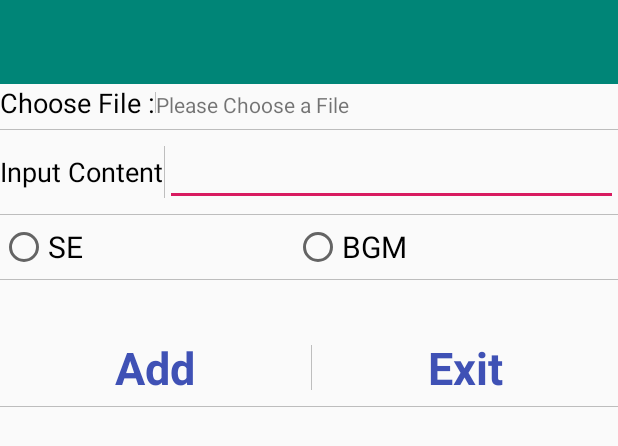
After one commit to kotoar/bgmse, an Android app: the layout add_items.xml on its own in the app's theme, with its tools: preview values and no code run, on a phone screen of 412 x 824 dp. The commit adds this screen. Shown: the top 446 px of the screen. Run offline under Robolectric (Android 15) with nearby library versions, the phone set to English and light mode, and no system bars.

Commit message:
add music init (UI)

```diff
--- a/app/src/main/java/com/kanae/bgmse/MainActivity.java
+++ b/app/src/main/java/com/kanae/bgmse/MainActivity.java
@@ -2,6 +2,7 @@ package com.kanae.bgmse;
 
 import android.app.Activity;
 import android.content.Context;
+import android.content.Intent;
 import android.content.pm.PackageManager;
 import android.os.Bundle;
 
@@ -18,6 +19,7 @@ import android.view.Menu;
 import android.view.MenuItem;
 import android.view.View;
 
+import com.kanae.bgmse.file.FileAddActivity;
 import com.kanae.bgmse.magnet.Magnet;
 import com.kanae.bgmse.ui.main.SectionsPagerAdapter;
 
@@ -60,6 +62,15 @@ public class MainActivity extends AppCompatActivity {
         main_path = Environment.getExternalStorageDirectory().getAbsolutePath() + "/bgmse";
         initFile();
 
+    }
+
+
+
+
+    public void callAddNew(){
+        Intent intent = new Intent();
+        intent.setClass(MainActivity.this, FileAddActivity.class);
+        startActivity(intent);
     }
 
     private void initViewPager(){
--- a/app/src/main/java/com/kanae/bgmse/ui/main/Fragment3.java
+++ b/app/src/main/java/com/kanae/bgmse/ui/main/Fragment3.java
@@ -1,12 +1,16 @@
 package com.kanae.bgmse.ui.main;
 
+import android.content.Intent;
 import android.os.Bundle;
 import android.view.LayoutInflater;
 import android.view.View;
 import android.view.ViewGroup;
+import android.widget.Button;
 import android.widget.ListView;
 
+import com.kanae.bgmse.MainActivity;
 import com.kanae.bgmse.R;
+import com.kanae.bgmse.file.FileAddActivity;
 import com.kanae.bgmse.magnet.Magnet;
 
 import java.util.ArrayList;
@@ -24,11 +28,9 @@ public class Fragment3 extends Fragment {
 
     //private MagnetAdapter magnetAdapter;
     private List<Magnet> magnetList = new ArrayList<>();
-    private ListView magnetListView;
-    //private FragmentRefreshFmInVpBinding binding;
 
+    Button seg3Button1;
 
-    private int cursel;
     private int getIndex(){
         int index = 1;
         if (getArguments() != null) {
@@ -49,10 +51,6 @@ public class Fragment3 extends Fragment {
     @Override
     public void onCreate(Bundle savedInstanceState) {
         super.onCreate(savedInstanceState);
-        cursel = getIndex();
-        //magnetAdapter = new MagnetAdapter(getActivity(),R.layout.magnet,magnetList);
-
-
 
     }
 
@@ -60,12 +58,20 @@ public class Fragment3 extends Fragment {
     public View onCreateView(
             @NonNull LayoutInflater inflater, ViewGroup container,
             Bundle savedInstanceState) {
-        cursel = getIndex();
         View view = inflater.inflate(R.layout.fragment_tab3, container, false);
+        seg3Button1 = view.findViewById(R.id.seg3button1);
+        seg3Button1.setOnClickListener(new View.OnClickListener() {
+            @Override
+            public void onClick(View v) {
+                ((MainActivity) getActivity()).callAddNew();
+            }
+        });
 
         return view;
 
     }
+
+
 
     private void initView(){
         for(int i=0;i<20;i++){
--- /dev/null
+++ b/app/src/main/res/layout-qwerty/add_items.xml
@@ -0,0 +1,96 @@
+<?xml version="1.0" encoding="utf-8"?>
+<LinearLayout xmlns:android="http://schemas.android.com/apk/res/android"
+    android:orientation="vertical" android:layout_width="match_parent"
+    android:layout_height="match_parent">
+
+    <androidx.appcompat.widget.Toolbar
+        android:id="@+id/toolbar"
+        android:layout_width="match_parent"
+        android:layout_height="wrap_content"
+        android:background="?attr/colorPrimary"
+        android:minHeight="?attr/actionBarSize"
+        android:theme="?attr/actionBarTheme" />
+
+    <LinearLayout
+        android:layout_width="match_parent"
+        android:layout_height="wrap_content"
+        android:orientation="horizontal">
+
+        <TextView
+            android:id="@+id/text_cap_choose_path"
+            android:layout_width="wrap_content"
+            android:layout_height="wrap_content"
+            android:text="@string/cap_choose_path"
+            android:textColor="#000000"
+            android:textSize="18sp" />
+
+        <TextView
+            android:id="@+id/text_init_choose_path"
+            android:layout_width="match_parent"
+            android:layout_height="wrap_content"
+            android:text="@string/init_choose_path" />
+    </LinearLayout>
+
+    <LinearLayout
+        android:layout_width="match_parent"
+        android:layout_height="wrap_content"
+        android:orientation="horizontal">
+
+        <TextView
+            android:id="@+id/text_cap_input_content"
+            android:layout_width="263dp"
+            android:layout_height="wrap_content"
+            android:layout_weight="1"
+            android:text="@string/cap_input_content"
+            android:textColor="#000000"
+            android:textSize="18sp" />
+
+        <EditText
+            android:id="@+id/text_init_input_content"
+            android:layout_width="match_parent"
+            android:layout_height="wrap_content"
+            android:layout_weight="1"
+            android:maxLength="50"
+            android:hint="@string/init_input_content"
+             />
+    </LinearLayout>
+
+    <LinearLayout
+        android:layout_width="match_parent"
+        android:layout_height="wrap_content"
+        android:orientation="horizontal">
+
+        <RadioButton
+            android:id="@+id/radioButton3"
+            android:layout_width="wrap_content"
+            android:layout_height="wrap_content"
+            android:layout_weight="1"
+            android:text="RadioButton" />
+
+        <RadioButton
+            android:id="@+id/radioButton4"
+            android:layout_width="wrap_content"
+            android:layout_height="wrap_content"
+            android:layout_weight="1"
+            android:text="RadioButton" />
+
+    </LinearLayout>
+
+    <LinearLayout
+        android:layout_width="match_parent"
+        android:layout_height="match_parent"
+        android:orientation="horizontal">
+
+        <Space
+            android:layout_width="wrap_content"
+            android:layout_height="wrap_content"
+            android:layout_weight="1" />
+
+        <TextView
+            android:id="@+id/text_add_items_exit"
+            android:layout_width="wrap_content"
+            android:layout_height="wrap_content"
+            android:layout_weight="1"
+            android:text="@string/add_items_exit" />
+    </LinearLayout>
+</LinearLayout>
--- a/app/src/main/res/layout/activity_main.xml
+++ b/app/src/main/res/layout/activity_main.xml
@@ -36,4 +36,11 @@
         android:layout_height="match_parent"
         app:layout_behavior="@string/appbar_scrolling_view_behavior" />
 
+    <com.google.android.material.floatingactionbutton.FloatingActionButton
+        android:id="@+id/fab"
+        android:layout_width="32dp"
+        android:layout_height="33dp"
+        android:layout_gravity="bottom|end"
+        android:layout_margin="@dimen/fab_margin"
+        app:srcCompat="@android:drawable/ic_dialog_email" />
 </androidx.coordinatorlayout.widget.CoordinatorLayout>
--- /dev/null
+++ b/app/src/main/res/layout/add_items.xml
@@ -0,0 +1,162 @@
+<?xml version="1.0" encoding="utf-8"?>
+<LinearLayout xmlns:android="http://schemas.android.com/apk/res/android"
+    android:orientation="vertical" android:layout_width="match_parent"
+    android:layout_height="match_parent">
+
+    <androidx.appcompat.widget.Toolbar
+        android:id="@+id/toolbar"
+        android:layout_width="match_parent"
+        android:layout_height="wrap_content"
+        android:background="?attr/colorPrimary"
+        android:minHeight="?attr/actionBarSize"
+        android:theme="?attr/actionBarTheme" />
+
+    <LinearLayout
+        android:layout_width="match_parent"
+        android:layout_height="wrap_content"
+        android:orientation="horizontal">
+
+        <TextView
+            android:id="@+id/text_cap_choose_path"
+            android:layout_width="wrap_content"
+            android:layout_height="wrap_content"
+            android:text="@string/cap_choose_path"
+            android:textColor="#000000"
+            android:textSize="18sp" />
+
+        <View
+            android:layout_width="1px"
+            android:layout_height="fill_parent"
+            android:layout_marginTop="5dp"
+            android:layout_marginBottom="5dp"
+            android:background="#90909090" />
+
+        <TextView
+            android:id="@+id/text_init_choose_path"
+            android:layout_width="match_parent"
+            android:layout_height="wrap_content"
+            android:text="@string/init_choose_path" />
+    </LinearLayout>
+
+    <View android:layout_width="fill_parent"
+        android:layout_height="1px"
+        android:background="#90909090"
+        android:layout_marginBottom="5dp"
+        android:layout_marginTop="5dp" />
+
+    <LinearLayout
+        android:layout_width="match_parent"
+        android:layout_height="wrap_content"
+        android:orientation="horizontal">
+
+        <TextView
+            android:id="@+id/text_cap_input_content"
+            android:layout_width="219dp"
+            android:layout_height="wrap_content"
+            android:layout_weight="1"
+            android:text="@string/cap_input_content"
+            android:textColor="#000000"
+            android:textSize="18sp" />
+
+        <View
+            android:layout_width="1px"
+            android:layout_height="fill_parent"
+            android:layout_marginTop="5dp"
+            android:layout_marginBottom="5dp"
+            android:background="#90909090" />
+
+        <EditText
+            android:id="@+id/text_init_input_content"
+            android:layout_width="match_parent"
+            android:layout_height="wrap_content"
+            android:layout_weight="1"
+            android:inputType=""
+            android:maxLength="50"
+            android:hint="@string/init_input_content" />
+    </LinearLayout>
+
+    <View android:layout_width="fill_parent"
+        android:layout_height="1px"
+        android:background="#90909090"
+        android:layout_marginBottom="5dp"
+        android:layout_marginTop="5dp" />
+
+    <RadioGroup
+        android:layout_width="match_parent"
+        android:layout_height="wrap_content"
+        android:orientation="horizontal"
+        android:id = "@+id/radioGroupType">
+
+        <RadioButton
+            android:id="@+id/radioButtonSE"
+            android:layout_width="wrap_content"
+            android:layout_height="wrap_content"
+            android:layout_weight="1"
+            android:text="@string/add_items_mode1"
+            android:textSize="20sp" />
+
+        <RadioButton
+            android:id="@+id/radioButtonBGM"
+            android:layout_width="wrap_content"
+            android:layout_height="wrap_content"
+            android:layout_weight="1"
+            android:text="@string/add_items_mode2"
+            android:textSize="20sp" />
+    </RadioGroup>
+
+    <View android:layout_width="fill_parent"
+        android:layout_height="1px"
+        android:background="#90909090"
+        android:layout_marginBottom="5dp"
+        android:layout_marginTop="5dp" />
+
+    <TextView
+        android:id="@+id/text_high"
+        android:layout_width="match_parent"
+        android:layout_height="wrap_content"
+        android:textSize="24sp" />
+
+    <LinearLayout
+        android:layout_width="match_parent"
+        android:layout_height="wrap_content"
+        android:orientation="horizontal">
+
+        <TextView
+            android:id="@+id/text_add_items_add"
+            android:layout_width="wrap_content"
+            android:layout_height="wrap_content"
+            android:layout_weight="1"
+            android:text="@string/add_items_add"
+            android:textAlignment="center"
+            android:textAllCaps="false"
+            android:textColor="#3F51B5"
+            android:textSize="30sp"
+            android:textStyle="bold" />
+
+        <View
+            android:layout_width="1px"
+            android:layout_height="fill_parent"
+            android:layout_marginTop="5dp"
+            android:layout_marginBottom="5dp"
+            android:background="#90909090" />
+
+        <TextView
+            android:id="@+id/text_add_items_exit"
+            android:layout_width="wrap_content"
+            android:layout_height="wrap_content"
+            android:layout_weight="1"
+            android:text="@string/add_items_exit"
+            android:textAlignment="center"
+            android:textAllCaps="false"
+            android:textColor="#3F51B5"
+            android:textSize="30sp"
+            android:textStyle="bold" />
+    </LinearLayout>
+
+    <View android:layout_width="fill_parent"
+        android:layout_height="1px"
+        android:background="#90909090"
+        android:layout_marginBottom="5dp"
+        android:layout_marginTop="5dp" />
+
+</LinearLayout>
--- a/app/src/main/res/layout/fragment_tab3.xml
+++ b/app/src/main/res/layout/fragment_tab3.xml
@@ -3,4 +3,9 @@
     android:orientation="vertical" android:layout_width="match_parent"
     android:layout_height="match_parent">
 
+    <Button
+        android:id="@+id/seg3button1"
+        android:layout_width="match_parent"
+        android:layout_height="wrap_content"
+        android:text="@string/seg3_button1" />
 </LinearLayout>
--- a/app/src/main/res/layout/magnet.xml
+++ b/app/src/main/res/layout/magnet.xml
@@ -18,4 +18,10 @@
         android:layout_width="match_parent"
         android:layout_height="wrap_content"
         android:text="Content Text" />
+
+    <View android:layout_width="fill_parent"
+        android:layout_height="1px"
+        android:background="#90909090"
+        android:layout_marginBottom="5dp"
+        android:layout_marginTop="5dp" />
 </LinearLayout>
--- a/app/src/main/res/values/strings.xml
+++ b/app/src/main/res/values/strings.xml
@@ -3,4 +3,16 @@
     <string name="tab_text_1">BGM</string>
     <string name="tab_text_2">SE</string>
     <string name="tab_text_3">Setting</string>
+    <string name="seg3_button1">Add New SE</string>
+
+    <string name="cap_choose_path">Choose File : </string>
+    <string name="init_choose_path">Please Choose a File</string>
+    <string name="cap_input_content">Input Content </string>
+    <string name="init_input_content"> </string>
+    <string name="add_items_add">Add  </string>
+    <string name="add_items_exit">Exit   </string>
+
+    <string name="add_items_mode1">SE</string>
+    <string name="add_items_mode2">BGM</string>
+
 </resources>
```
Also changed, not shown: app/src/main/AndroidManifest.xml (+7 -0 lines).
